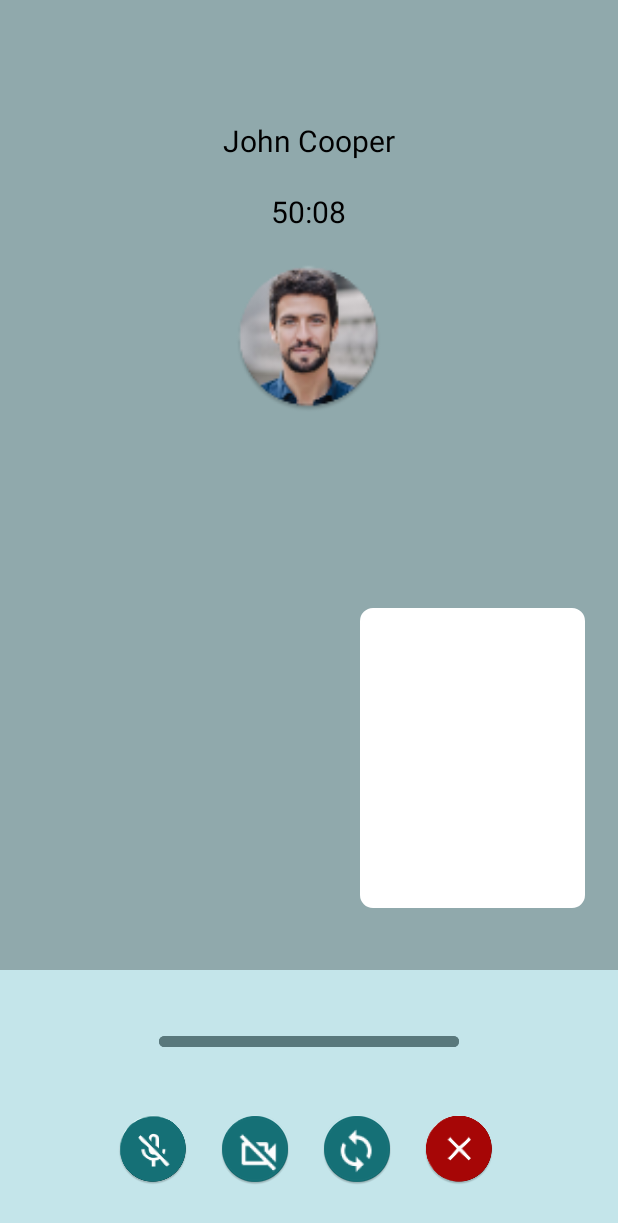
After one commit to Minha-Attique/Mentor-me-Firebase, an Android app: the MainActivity19 screen opened directly, with no data from a screen before it, on a phone screen of 412 x 824 dp. The commit adds this screen. Shown: the top 1223 px of the screen. Run offline under Robolectric (Android 15) with nearby library versions, the phone set to English and light mode, and no system bars; Roboto replaces fonts that are not available here.

Commit message:
Activity 19 Done

```diff
--- a/app/src/main/AndroidManifest.xml
+++ b/app/src/main/AndroidManifest.xml
@@ -12,6 +12,9 @@
         android:supportsRtl="true"
         android:theme="@style/Theme.Library"
         tools:targetApi="31">
+        <activity
+            android:name=".MainActivity19"
+            android:exported="false" />
         <activity
             android:name=".MainActivity20"
             android:exported="false" />
--- /dev/null
+++ b/app/src/main/java/com/firstclass/library/MainActivity19.kt
@@ -0,0 +1,11 @@
+package com.firstclass.library
+
+import androidx.appcompat.app.AppCompatActivity
+import android.os.Bundle
+
+class MainActivity19 : AppCompatActivity() {
+    override fun onCreate(savedInstanceState: Bundle?) {
+        super.onCreate(savedInstanceState)
+        setContentView(R.layout.activity_main19)
+    }
+}
--- /dev/null
+++ b/app/src/main/res/layout/activity_main19.xml
@@ -0,0 +1,133 @@
+<?xml version="1.0" encoding="utf-8"?>
+<LinearLayout xmlns:android="http://schemas.android.com/apk/res/android"
+    xmlns:app="http://schemas.android.com/apk/res-auto"
+    xmlns:tools="http://schemas.android.com/tools"
+    android:layout_width="match_parent"
+    android:background="#C4E5EA"
+    android:weightSum="13"
+    android:layout_height="match_parent"
+    android:orientation="vertical"
+    tools:context=".MainActivity19">
+    <LinearLayout
+        android:layout_width="match_parent"
+        android:layout_height="wrap_content"
+        android:orientation="vertical"
+        android:background="#90A9AC"
+        android:layout_weight="7"
+        android:paddingTop="50dp"
+        android:paddingBottom="100dp"
+        android:gravity="center">
+        <TextView
+            android:layout_width="wrap_content"
+            android:layout_height="wrap_content"
+            android:text="John Cooper"
+            android:textSize="20dp"
+            android:layout_margin="10dp"
+            android:textColor="@color/black">
+        </TextView>
+        <TextView
+            android:layout_width="wrap_content"
+            android:layout_height="wrap_content"
+            android:text="50:08"
+            android:textSize="20dp"
+            android:layout_margin="10dp"
+            android:textColor="@color/black">
+
+        </TextView>
+        <TextView
+            android:layout_width="100dp"
+            android:layout_height="100dp"
+            android:background="@mipmap/boy3"
+            android:textSize="20dp"
+            android:layout_margin="10dp"
+            android:textColor="@color/black">
+
+        </TextView>
+    </LinearLayout>
+    <LinearLayout
+        android:layout_width="match_parent"
+        android:layout_height="wrap_content"
+        android:layout_weight="2"
+        android:background="#90A9AC">
+        <TextView
+            android:layout_width="150dp"
+            android:layout_height="200dp"
+            android:background="@drawable/rec"
+            android:backgroundTint="@color/white"
+            android:layout_marginLeft="240dp"
+            android:layout_marginBottom="30dp">
+
+        </TextView>
+
+    </LinearLayout>
+    <LinearLayout
+        android:layout_width="match_parent"
+        android:layout_height="wrap_content"
+        android:layout_weight="4"
+        android:orientation="vertical"
+        >
+        <LinearLayout
+            android:layout_width="match_parent"
+            android:layout_height="wrap_content"
+            android:orientation="vertical"
+            android:gravity="center"
+            android:background="#C4E5EA"
+            android:layout_margin="20dp">
+            <Button
+                android:layout_width="200dp"
+                android:layout_height="15dp"
+                android:layout_margin="20dp"
+                android:backgroundTint="#59787C">
+
+            </Button>
+        </LinearLayout>
+        <LinearLayout
+            android:layout_width="match_parent"
+            android:layout_height="wrap_content"
+            android:orientation="horizontal"
+            android:gravity="center"
+            android:layout_marginLeft="30dp"
+            android:layout_marginRight="34dp"
+
+            android:layout_marginBottom="10dp"
+            android:background="#C4E5EA"
+            >
+            <TextView
+                android:layout_width="wrap_content"
+                android:layout_height="wrap_content"
+                android:background="@mipmap/sp"
+                >
+
+            </TextView>
+            <TextView
+                android:layout_width="wrap_content"
+                android:layout_height="wrap_content"
+
+                android:layout_marginLeft="20dp"
+                android:background="@mipmap/cam"
+                >
+
+            </TextView>
+            <TextView
+                android:layout_width="wrap_content"
+                android:layout_height="wrap_content"
+
+                android:layout_marginLeft="20dp"
+                android:background="@mipmap/rev"
+               >
+
+            </TextView>
+            <TextView
+                android:layout_width="wrap_content"
+                android:layout_height="wrap_content"
+
+                android:layout_marginLeft="20dp"
+                android:background="@mipmap/redcross"
+                >
+
+            </TextView>
+
+        </LinearLayout>
+
+    </LinearLayout>
+</LinearLayout>
--- a/app/src/main/res/layout/activity_main20.xml
+++ b/app/src/main/res/layout/activity_main20.xml
@@ -5,7 +5,7 @@
     android:layout_width="match_parent"
     android:background="#C4E5EA"
     android:weightSum="13"
-    android:layout_height="wrap_content"
+    android:layout_height="match_parent"
     android:orientation="vertical"
     tools:context=".MainActivity20">
 
```
Also changed, not shown: app/src/main/res/mipmap-hdpi/cam.png (added), app/src/main/res/mipmap-hdpi/rev.png (added), app/src/main/res/mipmap-mdpi/cam.png (added), app/src/main/res/mipmap-mdpi/rev.png (added), app/src/main/res/mipmap-xhdpi/cam.png (added), app/src/main/res/mipmap-xhdpi/rev.png (added), app/src/main/res/mipmap-xxhdpi/cam.png (added), app/src/main/res/mipmap-xxhdpi/rev.png (added), app/src/main/res/mipmap-xxxhdpi/cam.png (added), app/src/main/res/mipmap-xxxhdpi/rev.png (added).
